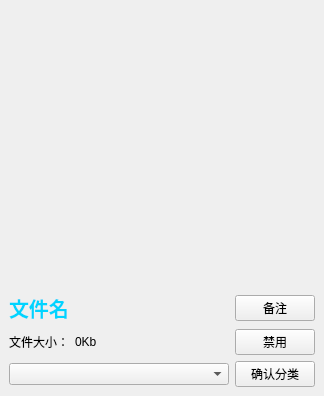
Before: the Qt Designer form comp/modcard.ui in xiaoan-1/l4d2-mod-manager, drawn with Qt 5.
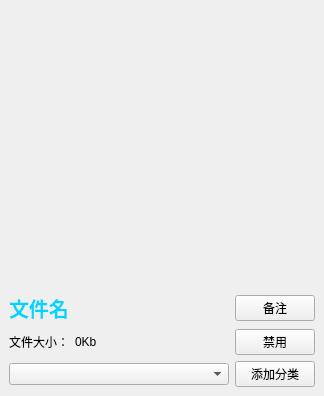
After: the same form once the commit is applied. Icons and pictures are not drawn.

Commit message: 修复分类引发的崩溃

What changed in the file:
```diff
--- a/comp/modcard.ui
+++ b/comp/modcard.ui
@@ -173,7 +173,7 @@
            </sizepolicy>
           </property>
           <property name="text">
-           <string>确认分类</string>
+           <string>添加分类</string>
           </property>
          </widget>
         </item>
```
The commit also changes 3 other files.
